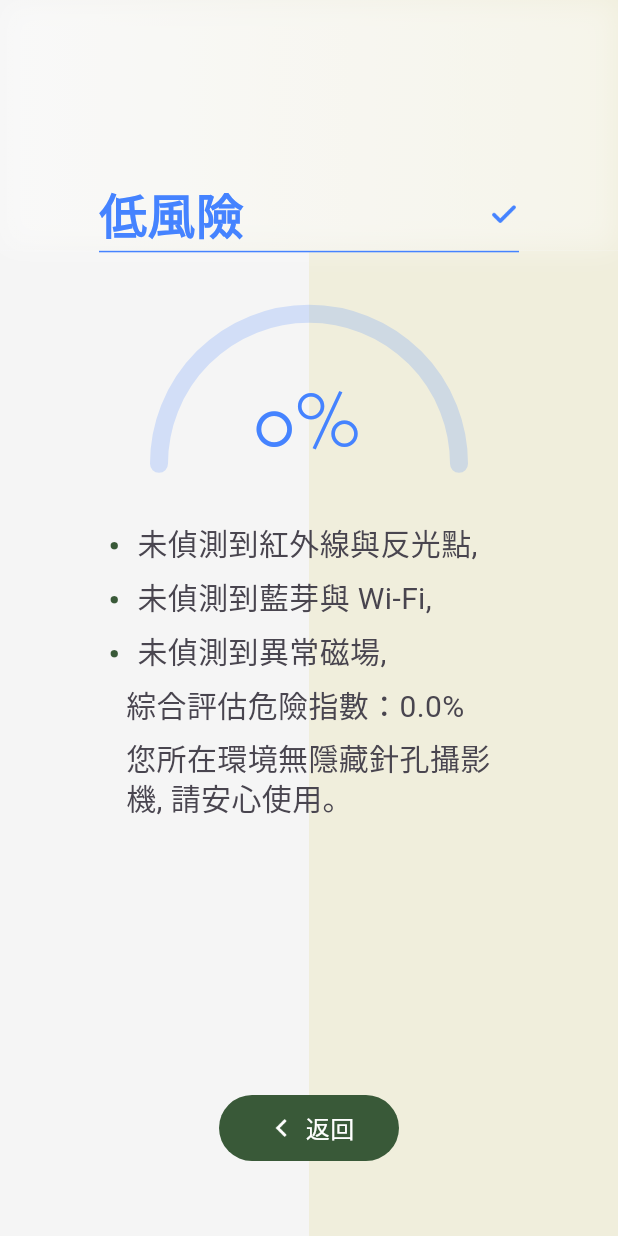
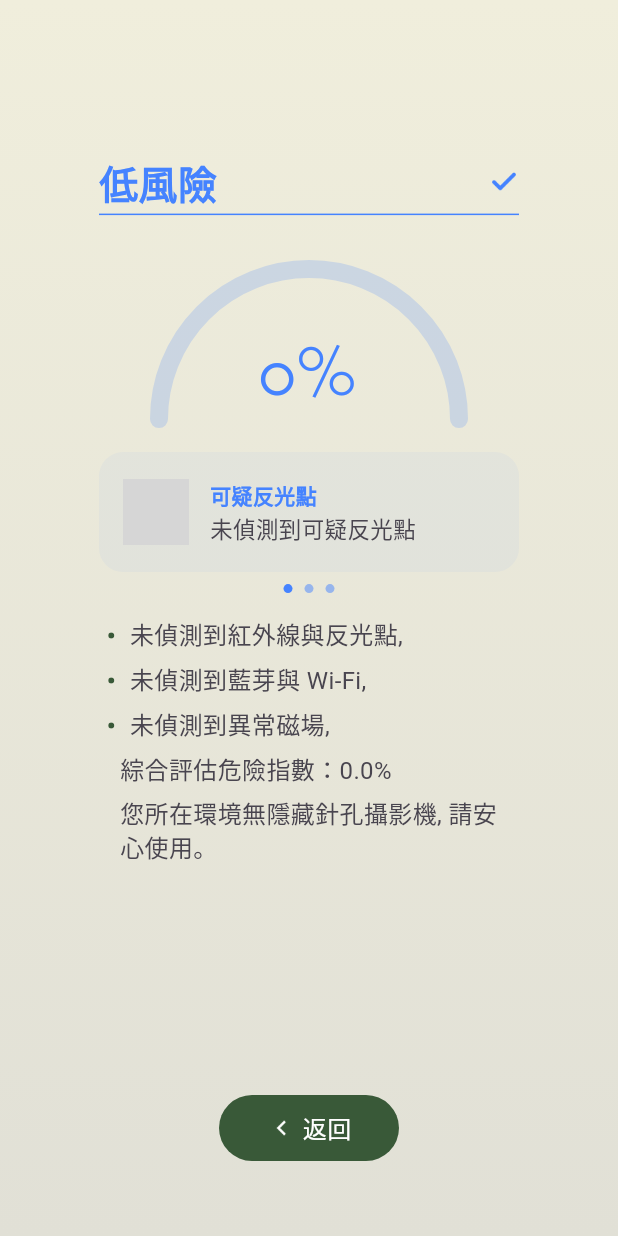
Before and after one commit to Athenahhw/no-pholebia, a Flutter app: the ResultPage screen opened directly with empty values, on a phone screen of 412 x 824 dp. Run offline on Flutter 3.47's test engine with Material 3 defaults, Android fonts, the phone set to English and light mode, and no system bars; our stand-ins replace camera, flutter_blue_plus, flutter_map, geolocator, latlong2, sensors_plus and 1 more; missing offline and left inert: google_mlkit_object_detection, network_info_plus; accounts and stored records are empty; grey boxes are pictures that could not be loaded.

Commit message:
style: AI助理未輸入提示與風險評估UI調整

```diff
--- a/lib/ui/result_page.dart
+++ b/lib/ui/result_page.dart
@@ -4,7 +4,7 @@ import 'dart:math' as math;
 import 'package:latlong2/latlong.dart';
 import 'package:url_launcher/url_launcher.dart';
 
-// 👈 載入剛才建立的 Services
+// 載入 Services 與 Detection Models
 import '../detection/detection_result.dart';
 import '../services/location_service.dart';
 import '../services/police_service.dart';
@@ -36,6 +36,10 @@ class _ResultPageState extends State<ResultPage> {
   late RiskLevel _currentRisk;
   late double _currentScore;
 
+  // 滑動面板控制器與當前頁面索引
+  final PageController _pageController = PageController();
+  int _currentCardIndex = 0;
+
   // 0 = 初始(生成報案敘述), 1 = 載入中(顯示 Loader 3秒), 2 = 已完成(查看報案敘述)
   int _reportState = 0;
 
@@ -51,9 +55,15 @@ class _ResultPageState extends State<ResultPage> {
     WidgetsBinding.instance.addPostFrameCallback((_) {
       _updateLineY();
       if (_currentRisk == RiskLevel.high) {
-        _fetchNearestPolice(); // 進入如果是高風險，立刻抓警局
+        _fetchNearestPolice();
       }
     });
+  }
+
+  @override
+  void dispose() {
+    _pageController.dispose();
+    super.dispose();
   }
 
   void _updateLineY() {
@@ -74,7 +84,6 @@ class _ResultPageState extends State<ResultPage> {
     });
 
     try {
-      // 1. 優先使用掃描時取得的座標，避免報案內容和掃描地點不一致
       LatLng? userPos;
       final scanLatitude = widget.scanSummary?.latitude;
       final scanLongitude = widget.scanSummary?.longitude;
@@ -85,10 +94,8 @@ class _ResultPageState extends State<ResultPage> {
         userPos = await LocationService.getCurrentLocation();
       }
 
-      // 如果抓不到 GPS（例如測試器中或未給權限），給予預設台北市立圖書館/大安區座標
       userPos ??= const LatLng(25.0381, 121.5401);
 
-      // 2. 算距離並找出最近的 1 間警局
       List<PoliceStation> nearestList = await PoliceService.getNearestStations(
         userLocation: userPos,
         count: 1,
@@ -110,25 +117,6 @@ class _ResultPageState extends State<ResultPage> {
     }
   }
 
-  void _toggleNextRisk() {
-    setState(() {
-      if (_currentRisk == RiskLevel.low) {
-        _currentRisk = RiskLevel.medium;
-        _currentScore = 45.0;
-      } else if (_currentRisk == RiskLevel.medium) {
-        _currentRisk = RiskLevel.high;
-        _currentScore = 88.0;
-        _fetchNearestPolice(); // 切到高風險時觸發搜尋警局
-      } else {
-        _currentRisk = RiskLevel.low;
-        _currentScore = 4.0;
-      }
-      _reportState = 0;
-      WidgetsBinding.instance.addPostFrameCallback((_) => _updateLineY());
-    });
-  }
-
-  /// 📞 點擊電話號碼撥號
   Future<void> _makePhoneCall(String phoneNumber) async {
     final Uri launchUri = Uri(
       scheme: 'tel',
@@ -159,7 +147,6 @@ class _ResultPageState extends State<ResultPage> {
     }
   }
 
-  // 報案敘述 Bottom Sheet
   void _showReportBottomSheet(BuildContext context) {
     final String? policeCheatSheet =
         widget.backendResult?['policeCheatSheet']?.toString() ??
@@ -171,8 +158,7 @@ class _ResultPageState extends State<ResultPage> {
                 '我現在在國立臺北教育大學內，發現疑似遭人安裝針孔攝影機。\n\n'
                 '・ 【具體位置】位於 [請補充實際場館與樓層等地點細節]。\n'
                 '・ 【異常物體】門板上的一面常規塑膠掛鉤。\n'
-              '・ 【異常細節】該掛鉤外殼雖為一般塑料，但上面的固定螺絲有明顯異常。其中一顆十字螺絲的中心深度與光線吸收率遠高於正常金屬螺絲，且經檢測含有異常訊號。\n'
-              '・ 【推薦報案單位】${_nearestPolice?.name ?? '臺北市政府警察局大安分局敦化南路派出所'} (${_nearestPolice?.phone ?? '02-2772-0400'})';
+                '・ 【異常細節】該掛鉤外殼雖為一般塑料，但上面的固定螺絲有明顯異常。其中一顆十字螺絲的中心深度與光線吸收率遠高於正常金屬螺絲，且經檢測含有異常訊號。';
 
     showModalBottomSheet(
       context: context,
@@ -221,15 +207,17 @@ class _ResultPageState extends State<ResultPage> {
                               children: [
                                 Image.asset(
                                   'assets/images/Info.png',
-                                  width: 22,
-                                  height: 22,
+                                  width: 20,
+                                  height: 20,
+                                  errorBuilder: (ctx, err, stack) =>
+                                      const Icon(Icons.info_outline, color: Color(0xFF395938), size: 20),
                                 ),
                                 const SizedBox(width: 8),
                                 const Expanded(
                                   child: Text(
                                     '請參考此報案敘述提供警方訊息',
                                     style: TextStyle(
-                                      fontSize: 20,
+                                      fontSize: 18,
                                       color: Color(0xFF395938),
                                       fontWeight: FontWeight.bold,
                                     ),
@@ -258,7 +246,7 @@ class _ResultPageState extends State<ResultPage> {
                                   child: Text(
                                     reportBody,
                                     style: const TextStyle(
-                                      fontSize: 20,
+                                      fontSize: 16,
                                       color: Color(0xFF49454F),
                                       height: 1.45,
                                     ),
@@ -331,9 +319,6 @@ class _ResultPageState extends State<ResultPage> {
                         const Spacer(flex: 2),
                         SizedBox(
                           width: contentWidth,
-                          child: GestureDetector(
-                            onTap: _toggleNextRisk,
-                            behavior: HitTestBehavior.opaque,
                           child: Column(
                             crossAxisAlignment: CrossAxisAlignment.start,
                             children: [
@@ -344,7 +329,7 @@ class _ResultPageState extends State<ResultPage> {
                                   Text(
                                     titleText,
                                     style: TextStyle(
-                                        fontSize: 32,
+                                      fontSize: 26,
                                       color: themeColor,
                                       fontWeight: FontWeight.w900,
                                       height: 1.0,
@@ -354,6 +339,11 @@ class _ResultPageState extends State<ResultPage> {
                                     iconPath,
                                     width: 20,
                                     height: 20,
+                                    errorBuilder: (ctx, err, stack) => Icon(
+                                      isLow ? Icons.check_circle : Icons.warning_amber_rounded,
+                                      color: themeColor,
+                                      size: 20,
+                                    ),
                                   ),
                                 ],
                               ),
@@ -367,11 +357,10 @@ class _ResultPageState extends State<ResultPage> {
                             ],
                           ),
                         ),
-                        ),
                         const SizedBox(height: 16),
                         SizedBox(
                           width: contentWidth,
-                          height: 140,
+                          height: 130,
                           child: Stack(
                             alignment: Alignment.center,
                             children: [
@@ -387,7 +376,7 @@ class _ResultPageState extends State<ResultPage> {
                                 child: Text(
                                   '${_formatScore(_currentScore)}%',
                                   style: TextStyle(
-                                    fontSize: 48,
+                                    fontSize: 44,
                                     color: themeColor,
                                     fontFamily: 'Jacques Francois',
                                     fontWeight: FontWeight.w400,
@@ -397,7 +386,14 @@ class _ResultPageState extends State<ResultPage> {
                             ],
                           ),
                         ),
-                        const SizedBox(height: 24),
+                        const SizedBox(height: 12),
+
+                        // 📱 可滑動面板（寬度 280，5% 主題色底色）
+                        _buildSwipeableDetectionCards(contentWidth, themeColor, textContentColor),
+
+                        const SizedBox(height: 16),
+
+                        // 下方傳入文字列表
                         SizedBox(
                           width: contentWidth,
                           child: Column(
@@ -464,9 +460,6 @@ class _ResultPageState extends State<ResultPage> {
                               const SizedBox(height: 60),
                               SizedBox(
                                 width: contentWidth,
-                                child: GestureDetector(
-                                  onTap: _toggleNextRisk,
-                                  behavior: HitTestBehavior.opaque,
                                 child: Column(
                                   crossAxisAlignment:
                                       CrossAxisAlignment.start,
@@ -478,7 +471,7 @@ class _ResultPageState extends State<ResultPage> {
                                         Text(
                                           titleText,
                                           style: TextStyle(
-                                              fontSize: 32,
+                                            fontSize: 26,
                                             color: themeColor,
                                             fontWeight: FontWeight.w900,
                                             height: 1.0,
@@ -488,6 +481,8 @@ class _ResultPageState extends State<ResultPage> {
                                           iconPath,
                                           width: 20,
                                           height: 20,
+                                          errorBuilder: (ctx, err, stack) =>
+                                              Icon(Icons.error_outline, color: themeColor, size: 20),
                                         ),
                                       ],
                                     ),
@@ -501,11 +496,10 @@ class _ResultPageState extends State<ResultPage> {
                                   ],
                                 ),
                               ),
-                              ),
                               const SizedBox(height: 16),
                               SizedBox(
                                 width: contentWidth,
-                                height: 140,
+                                height: 130,
                                 child: Stack(
                                   alignment: Alignment.center,
                                   children: [
@@ -521,7 +515,7 @@ class _ResultPageState extends State<ResultPage> {
                                       child: Text(
                                         '${_formatScore(_currentScore)}%',
                                         style: TextStyle(
-                                          fontSize: 48,
+                                          fontSize: 44,
                                           color: themeColor,
                                           fontFamily: 'Jacques Francois',
                                           fontWeight: FontWeight.w400,
@@ -564,8 +558,10 @@ class _ResultPageState extends State<ResultPage> {
                           children: [
                             Image.asset(
                               'assets/images/chevron_backward.png',
-                              width: 24,
-                              height: 24,
+                              width: 20,
+                              height: 20,
+                              errorBuilder: (ctx, err, stack) =>
+                                  const Icon(Icons.arrow_back_ios_new, color: Colors.white, size: 16),
                             ),
                             const SizedBox(width: 4),
                             const Text(
@@ -590,9 +586,134 @@ class _ResultPageState extends State<ResultPage> {
     );
   }
 
-  // 高風險詳細內容 (動態渲染警局與電話)
+  // 📱 滑動面板 Widget（反光點 / WiFi / 藍芽）
+  Widget _buildSwipeableDetectionCards(double width, Color themeColor, Color textColor) {
+    final summary = widget.scanSummary;
+    final bool hasGlint = (summary != null && (summary.highRiskGlintCount > 0 || summary.glints.isNotEmpty)) ||
+        (_currentRisk == RiskLevel.medium);
+    final bool hasSuspiciousWifi = (summary != null && summary.networkDevices.any((d) => d.looksLikeCamera)) ||
+        (_currentRisk == RiskLevel.medium);
+    final bool hasSuspiciousBle = (summary != null && summary.bluetoothDevices.any((d) => d.suspicious)) ||
+        (_currentRisk == RiskLevel.medium);
+
+    final List<Map<String, dynamic>> cardsData = [
+      {
+        'title': '可疑反光點',
+        'status': hasGlint ? '偵測到異常反光點' : '未偵測到可疑反光點',
+        'icon': Icons.light_mode_outlined,
+        'image': 'assets/images/reflection.png',
+      },
+      {
+        'title': 'Wi-Fi 連線',
+        'status': hasSuspiciousWifi ? '附近有可疑 WiFi' : '未偵測到可疑 WiFi',
+        'icon': Icons.wifi,
+        'image': 'assets/images/wifi.png',
+      },
+      {
+        'title': '藍芽訊號',
+        'status': hasSuspiciousBle ? '附近有可疑藍芽裝置' : '未偵測到可疑藍芽',
+        'icon': Icons.bluetooth,
+        'image': 'assets/images/bluetooth.png',
+      },
+    ];
+
+    return Column(
+      children: [
+        // 圓角矩形容器（透明度 5%）
+        Container(
+          width: width,
+          height: 80,
+          decoration: BoxDecoration(
+            color: themeColor.withOpacity(0.05),
+            borderRadius: BorderRadius.circular(16),
+          ),
+          child: PageView.builder(
+            controller: _pageController,
+            itemCount: cardsData.length,
+            onPageChanged: (index) {
+              setState(() {
+                _currentCardIndex = index;
+              });
+            },
+            itemBuilder: (context, index) {
+              final card = cardsData[index];
+              return Padding(
+                padding: const EdgeInsets.symmetric(horizontal: 16.0, vertical: 12.0),
+                child: Row(
+                  children: [
+                    // 左側圖片區塊（支援 Assets 與毀損 fallback 內建圖示）
+                    SizedBox(
+                      width: 44,
+                      height: 44,
+                      child: Image.asset(
+                        card['image'],
+                        fit: BoxFit.contain,
+                        errorBuilder: (context, error, stackTrace) {
+                          return Icon(
+                            card['icon'] as IconData,
+                            size: 32,
+                            color: themeColor,
+                          );
+                        },
+                      ),
+                    ),
+                    const SizedBox(width: 14),
+                    // 右側文字
+                    Expanded(
+                      child: Column(
+                        crossAxisAlignment: CrossAxisAlignment.start,
+                        mainAxisAlignment: MainAxisAlignment.center,
+                        children: [
+                          Text(
+                            card['title'] as String,
+                            style: TextStyle(
+                              fontSize: 14,
+                              fontWeight: FontWeight.bold,
+                              color: themeColor,
+                            ),
+                          ),
+                          const SizedBox(height: 2),
+                          Text(
+                            card['status'] as String,
+                            style: TextStyle(
+                              fontSize: 15,
+                              fontWeight: FontWeight.w500,
+                              color: textColor,
+                            ),
+                          ),
+                        ],
+                      ),
+                    ),
+                  ],
+                ),
+              );
+            },
+          ),
+        ),
+        const SizedBox(height: 8),
+
+        // 三個小圓點指示器
+        Row(
+          mainAxisAlignment: MainAxisAlignment.center,
+          children: List.generate(3, (index) {
+            final bool isSelected = _currentCardIndex == index;
+            return Container(
+              margin: const EdgeInsets.symmetric(horizontal: 4),
+              width: 6,
+              height: 6,
+              decoration: BoxDecoration(
+                shape: BoxShape.circle,
+                color: themeColor.withOpacity(isSelected ? 1.0 : 0.5),
+              ),
+            );
+          }),
+        ),
+      ],
+    );
+  }
+
+  // 高風險詳細內容
   Widget _buildHighRiskContent(Color textColor) {
-    // 📍 預設警局備案（抓取中或無資料時使用）
     final String policeName = _nearestPolice?.name ?? '臺北市政府警察局大安分局敦化南路派出所';
     final String policePhone = _nearestPolice?.phone ?? '02-2772-0400';
     final String policeDistance =
@@ -605,14 +726,14 @@ class _ResultPageState extends State<ResultPage> {
       children: [
         Text(
           '偵測到非對稱的幾何小黑孔與微光特徵，該掛鉤外殼雖為常規塑料，但其中一顆十字螺絲的中心深度與光線吸收率，遠高於正常金屬螺絲，疑似為「螺絲型微型鏡頭」之偽裝。\n綜合評估危險指數：88%\n\n請勿慌張或破壞犯罪現場，使用衛生紙或衣物遮蔽該處即可。',
-          style: TextStyle(fontSize: 20, color: textColor, height: 1.45),
+          style: TextStyle(fontSize: 16, color: textColor, height: 1.45),
         ),
-        const SizedBox(height: 20),
+        const SizedBox(height: 16),
 
         // 證據圖
         Container(
           width: double.infinity,
-          height: 180,
+          height: 160,
           decoration: BoxDecoration(
             borderRadius: BorderRadius.circular(12),
             image: const DecorationImage(
@@ -621,7 +742,7 @@ class _ResultPageState extends State<ResultPage> {
             ),
           ),
         ),
-        const SizedBox(height: 25),
+        const SizedBox(height: 20),
 
         // PDF 下載區
         RichText(
@@ -629,39 +750,41 @@ class _ResultPageState extends State<ResultPage> {
             children: [
               TextSpan(
                 text: '已為您生成偵測報告，點按可下載PDF檔 ',
-                style: TextStyle(fontSize: 20, color: textColor, height: 1.4),
+                style: TextStyle(fontSize: 16, color: textColor, height: 1.4),
               ),
               WidgetSpan(
                 alignment: PlaceholderAlignment.middle,
                 child: Image.asset(
                   'assets/images/Download.png',
-                  width: 20,
-                  height: 20,
+                  width: 18,
+                  height: 18,
+                  errorBuilder: (ctx, err, stack) =>
+                      const Icon(Icons.download, size: 18, color: Color(0xFF395938)),
                 ),
               ),
             ],
           ),
         ),
 
-        const SizedBox(height: 20),
+        const SizedBox(height: 16),
 
-        // 📍 警局與電話（動態渲染）
+        // 📍 警局與電話
         Text(
           '附近有 $policeName$policeDistance，您可以考慮報案。\n電話：',
-          style: TextStyle(fontSize: 20, color: textColor),
+          style: TextStyle(fontSize: 16, color: textColor),
         ),
         GestureDetector(
           onTap: () => _makePhoneCall(policePhone),
           child: Text(
             policePhone,
             style: const TextStyle(
-              fontSize: 20,
+              fontSize: 16,
               color: Colors.blue,
               decoration: TextDecoration.underline,
             ),
           ),
         ),
-        const SizedBox(height: 30),
+        const SizedBox(height: 24),
 
         // 報案按鈕
         Center(
@@ -680,8 +803,13 @@ class _ResultPageState extends State<ResultPage> {
                   if (_reportState == 1) ...[
                     Image.asset(
                       'assets/images/Loader.png',
-                      width: 20,
-                      height: 20,
+                      width: 18,
+                      height: 18,
+                      errorBuilder: (ctx, err, stack) => const SizedBox(
+                        width: 18,
+                        height: 18,
+                        child: CircularProgressIndicator(color: Colors.white, strokeWidth: 2),
+                      ),
                     ),
                     const SizedBox(width: 8),
                   ],
@@ -689,7 +817,7 @@ class _ResultPageState extends State<ResultPage> {
                     _reportState == 2 ? '查看報案敘述' : '生成報案敘述',
                     style: const TextStyle(
                       color: Colors.white,
-                      fontSize: 18,
+                      fontSize: 16,
                       fontWeight: FontWeight.w500,
                     ),
                   ),
@@ -712,16 +840,16 @@ class _ResultPageState extends State<ResultPage> {
             const Text(
               '・ ',
               style: TextStyle(
-                fontSize: 20,
+                fontSize: 16,
                 color: Color(0xFF395938),
                 fontWeight: FontWeight.bold,
               ),
             ),
-          if (!showDot) const SizedBox(width: 18),
+          if (!showDot) const SizedBox(width: 14),
           Expanded(
             child: Text(
               text,
-              style: TextStyle(fontSize: 20, color: contentColor, height: 1.35),
+              style: TextStyle(fontSize: 16, color: contentColor, height: 1.35),
             ),
           ),
         ],
@@ -731,7 +859,7 @@ class _ResultPageState extends State<ResultPage> {
 }
 
 // ------------------------------------------------
-// 背景畫筆
+// 背景畫筆（低、中、高皆採用上 F0EEDC 至下 E1E0D6 漸層）
 // ------------------------------------------------
 class RiskBackgroundPainter extends CustomPainter {
   final double lineY;
@@ -740,50 +868,13 @@ class RiskBackgroundPainter extends CustomPainter {
 
   @override
   void paint(Canvas canvas, Size size) {
-    if (isHighRisk) {
     final paint = Paint()
       ..shader = const LinearGradient(
         begin: Alignment.topCenter,
         end: Alignment.bottomCenter,
-          colors: [Color(0xFFE1E0D6), Color(0xFFF0EEDC)],
+        colors: [Color(0xFFF0EEDC), Color(0xFFE1E0D6)],
       ).createShader(Offset.zero & size);
     canvas.drawRect(Offset.zero & size, paint);
-    } else {
-      if (lineY <= 0) return;
-      final Color leftColor = const Color(0xFFF5F5F5);
-      final Color rightColor = const Color(0xFFF0EEDC);
-
-      canvas.drawRect(
-        Rect.fromLTWH(
-          size.width * 0.5,
-          lineY,
-          size.width * 0.5,
-          size.height - lineY,
-        ),
-        Paint()..color = rightColor,
-      );
-      canvas.drawRect(
-        Rect.fromLTWH(0, lineY, size.width * 0.5, size.height - lineY),
-        Paint()..color = leftColor,
-      );
-
-      final topRect = Rect.fromLTWH(0, 0, size.width, lineY);
-      canvas.drawRect(
-        topRect,
-        Paint()
-          ..shader = LinearGradient(
-            colors: [leftColor, rightColor],
-          ).createShader(topRect),
-      );
-      canvas.save();
-      canvas.drawRect(
-        topRect,
-        Paint()
-          ..color = Colors.white.withOpacity(0.4)
-          ..imageFilter = ImageFilter.blur(sigmaX: 10, sigmaY: 10),
-      );
-      canvas.restore();
-    }
   }
 
   @override
```
Also changed, not shown: lib/ui/ai_assistant_page.dart (+56 -5 lines). Lines whose indentation alone changed are shown as unchanged.
